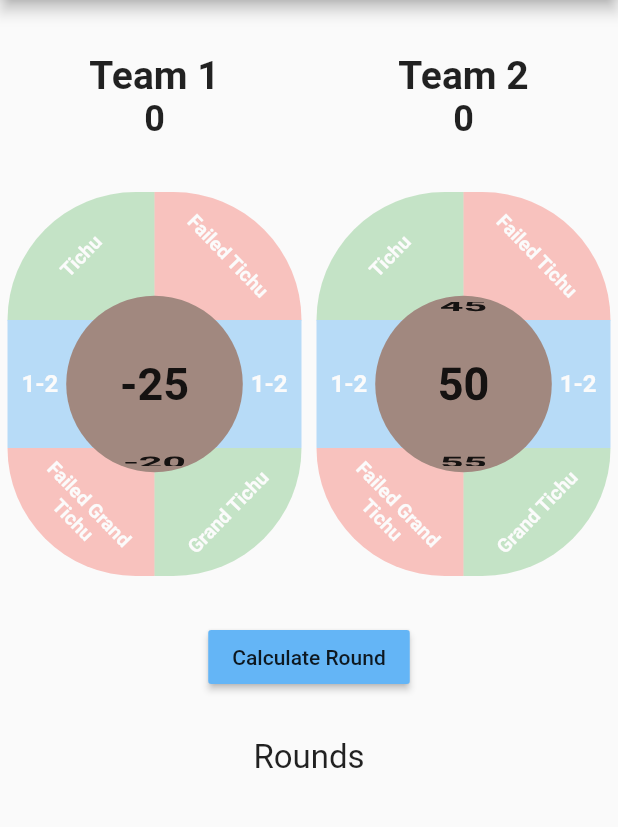
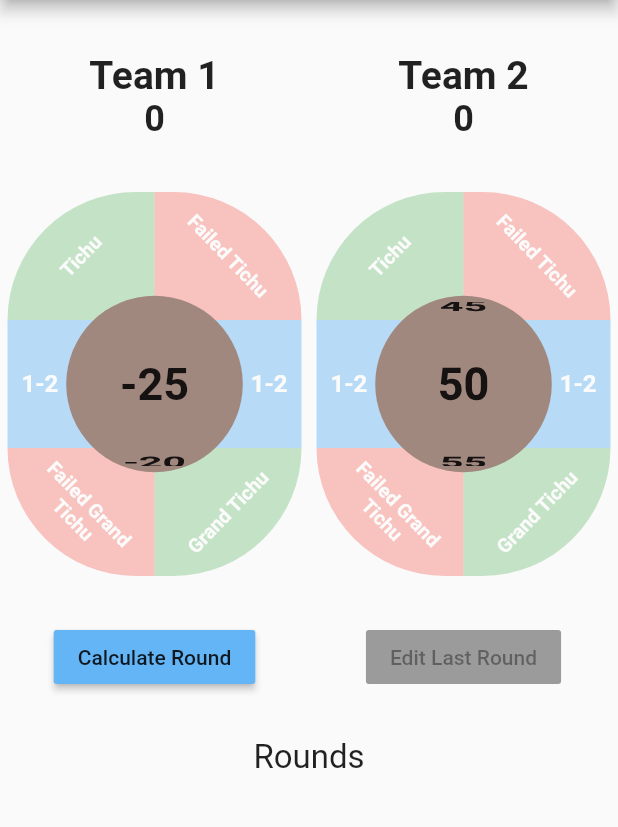
Before and after one commit to Dimitriscs1567/Tichu-Counter, a Flutter app: the screen it shows after launch, after a tap on "Calculate Round", on a phone screen of 412 x 824 dp, the part 84-911 px from its top. Run offline on Flutter 3.47's test engine with Material 2 defaults, Android fonts, the light colour scheme and no system bars; missing offline and left inert: property_change_notifier; statements that could not run were skipped.

Commit message:
added edit button and fixed calculation score error

```diff
--- a/lib/pages/home_page.dart
+++ b/lib/pages/home_page.dart
@@ -45,10 +45,29 @@ class _HomePageState extends State<HomePage> {
                 children: <Widget>[
                   Container(
                     margin: const EdgeInsets.symmetric(vertical: 30.0),
-                    child: RaisedButton(
-                      color: Colors.blue[300],
-                      onPressed: (){ game.setTotalPoints(); },
-                      child: Text("Calculate Round"),
+                    child: Row(
+                      children: <Widget>[
+                        Expanded(
+                          child: Center(
+                            child: RaisedButton(
+                              color: Colors.blue[300],
+                              onPressed: (){ game.setTotalPoints(false); },
+                              child: Text("Calculate Round"),
+                            ),
+                          ),
+                        ),
+                        Expanded(
+                          child: Center(
+                            child: RaisedButton(
+                              color: Colors.yellow[300],
+                              onPressed: game.history.isNotEmpty
+                                  ? (){ game.setTotalPoints(true); }
+                                  : null,
+                              child: Text("Edit Last Round"),
+                            ),
+                          ),
+                        ),
+                      ],
                     ),
                   ),
                   Container(
--- a/lib/services/game.dart
+++ b/lib/services/game.dart
@@ -69,15 +69,32 @@ class Game extends PropertyChangeNotifier<String>{
 
   dynamic getRoundState(String team, String key) => _roundState[team][key];
 
-  void setTotalPoints(){
-    _totalPoints["Team 1"] += _calculateRoundPoints('Team 1');
-    _totalPoints["Team 2"] += _calculateRoundPoints('Team 2');
+  void setTotalPoints(bool edit){
 
-    _history.add({
-      "Team 1": _calculateRoundPoints('Team 1'),
-      "Team 2": _calculateRoundPoints('Team 2'),
-      "Round" : _history.length + 1,
-    });
+
+    if(edit){
+      _totalPoints["Team 1"] -= _history.last["Team 1"];
+      _totalPoints["Team 2"] -= _history.last["Team 2"];
+
+      _totalPoints["Team 1"] += _calculateRoundPoints('Team 1', 'Team 2');
+      _totalPoints["Team 2"] += _calculateRoundPoints('Team 2', 'Team 1');
+
+      _history.last = {
+        "Team 1": _calculateRoundPoints('Team 1', 'Team 2'),
+        "Team 2": _calculateRoundPoints('Team 2', 'Team 1'),
+        "Round" : _history.length,
+      };
+    }
+    else{
+      _totalPoints["Team 1"] += _calculateRoundPoints('Team 1', 'Team 2');
+      _totalPoints["Team 2"] += _calculateRoundPoints('Team 2', 'Team 1');
+
+      _history.add({
+        "Team 1": _calculateRoundPoints('Team 1', 'Team 2'),
+        "Team 2": _calculateRoundPoints('Team 2', 'Team 1'),
+        "Round" : _history.length + 1,
+      });
+    }
 
     _roundState = {
       "Team 1": {
@@ -103,14 +120,16 @@ class Game extends PropertyChangeNotifier<String>{
 
   int getTotalPoints(String team) => _totalPoints[team];
 
-  int _calculateRoundPoints(String team){
+  int _calculateRoundPoints(String team, String enemyTeam){
     int points = 0;
 
     if(_roundState[team]["1-2"]){
       points += 200;
     }
     else{
-      points += _roundState[team]["Points"];
+      if(!_roundState[enemyTeam]["1-2"]){
+        points += _roundState[team]["Points"];
+      }
     }
 
     if(_roundState[team]["Tichu"]){
```
